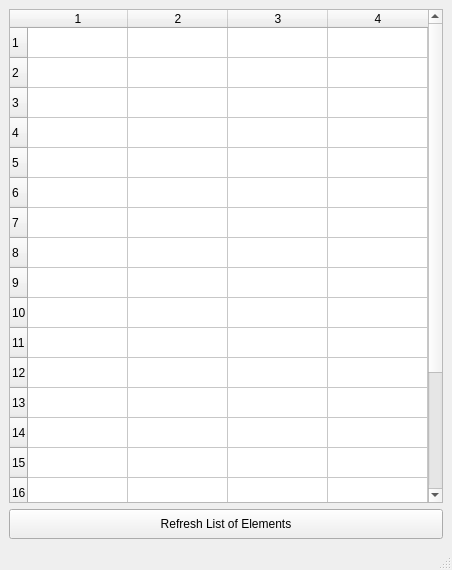
Before: the Qt Designer form ui/gridata.ui in PlaviAjvar/Economic-Dispatching, drawn with Qt 5.
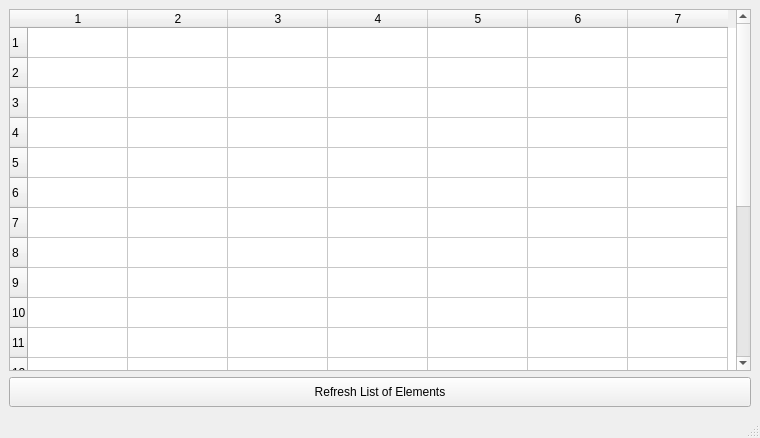
After: the same form once the commit is applied.

What changed in the file:
```diff
--- a/ui/gridata.ui
+++ b/ui/gridata.ui
@@ -6,8 +6,8 @@
    <rect>
     <x>0</x>
     <y>0</y>
-    <width>452</width>
-    <height>570</height>
+    <width>760</width>
+    <height>438</height>
    </rect>
   </property>
   <property name="windowTitle">
@@ -21,7 +21,7 @@
        <number>20</number>
       </property>
       <property name="columnCount">
-       <number>4</number>
+       <number>7</number>
       </property>
       <row/>
       <row/>
@@ -47,6 +47,9 @@
       <column/>
       <column/>
       <column/>
+      <column/>
+      <column/>
+      <column/>
      </widget>
     </item>
     <item>
```
Left out of the diff: 2 changed lines with no effect on the pictures.
